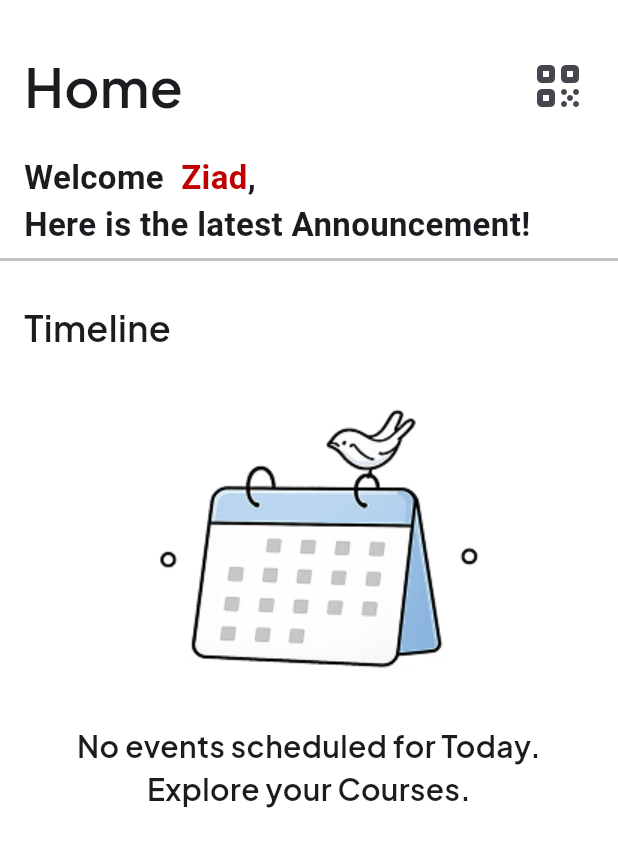
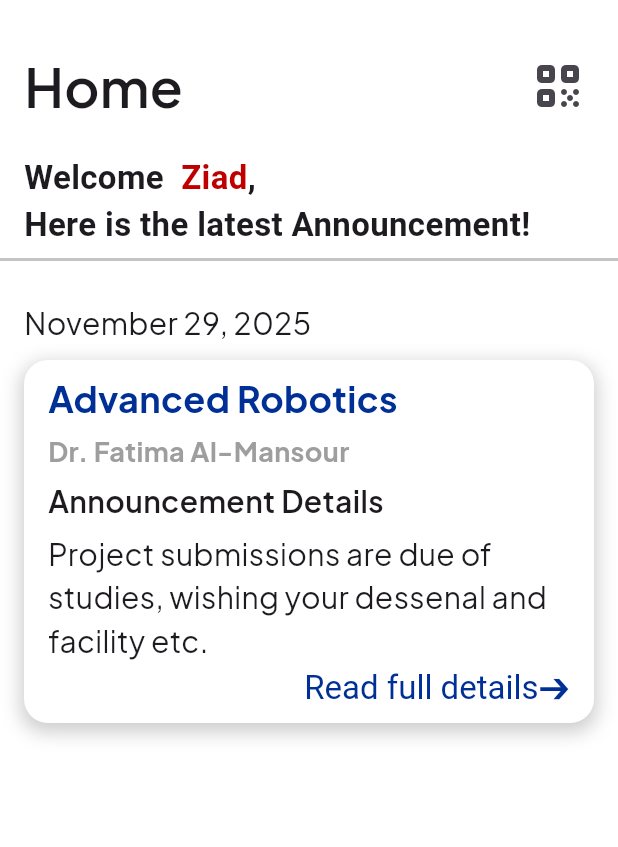
Before and after one commit to ZiadTamer10/AI_ERU_Tawasol, a Flutter app: the AnnouncementsView screen opened directly, on a phone screen of 412 x 824 dp. Shown: the top 847 px of the screen. Run offline on Flutter 3.47's test engine with Material 3 defaults, Android fonts, the phone set to English and light mode, and no system bars; our stand-ins replace bloc, dartz, equatable, firebase_auth, firebase_core, flutter_bloc and 7 more; accounts and stored records are empty.

Commit message:
add announcement data ui

```diff
--- /dev/null
+++ b/lib/features/announcements/presentation/view/widgets/announcement_data.dart
@@ -0,0 +1,95 @@
+import 'package:ai_eru_tawasol/constants.dart';
+import 'package:ai_eru_tawasol/core/utils/styles.dart';
+import 'package:flutter/gestures.dart';
+import 'package:flutter/material.dart';
+
+class AnnouncementData extends StatelessWidget {
+  const AnnouncementData({super.key});
+
+  @override
+  Widget build(BuildContext context) {
+    return Padding(
+      padding: const EdgeInsets.symmetric(horizontal: 16),
+      child: Column(
+        crossAxisAlignment: CrossAxisAlignment.start,
+        children: [
+          Text(
+            'November 29, 2025',
+            style: Styles.textStyle20.copyWith(fontWeight: FontWeight.w400),
+          ),
+          SizedBox(height: 10),
+          Container(
+            padding: EdgeInsets.symmetric(horizontal: 8),
+            width: double.infinity,
+            decoration: BoxDecoration(
+              color: Colors.white,
+              borderRadius: BorderRadius.circular(16),
+              boxShadow: [
+                BoxShadow(
+                  color: Colors.black.withOpacity(0.2), // لون الشادو
+                  blurRadius: 10, // نعومة الشادو
+                  spreadRadius: 2, // انتشاره
+                  offset: Offset(0, 4), // اتجاهه (x, y)
+                ),
+              ],
+            ),
+            child: Padding(
+              padding: const EdgeInsets.only(left: 8, right: 8, top: 8),
+              child: Column(
+                crossAxisAlignment: CrossAxisAlignment.start,
+                children: [
+                  Text(
+                    'Advanced Robotics',
+                    style: Styles.textStyle24.copyWith(
+                      color: kPrimaryColor,
+                      fontWeight: FontWeight.w700,
+                    ),
+                  ),
+                  const SizedBox(height: 6),
+                  Text(
+                    'Dr. Fatima Al-Mansour',
+                    style: Styles.textStyle18.copyWith(
+                      color: Colors.grey,
+                      fontWeight: FontWeight.w700,
+                    ),
+                  ),
+                  const SizedBox(height: 6),
+                  Text('Announcement Details', style: Styles.textStyle20),
+                  const SizedBox(height: 6),
+                  Text(
+                    'Project submissions are due of studies, wishing your dessenal and facility etc.',
+                    style: Styles.textStyle20.copyWith(
+                      fontWeight: FontWeight.w400,
+                    ),
+                  ),
+                  Align(
+                    alignment: AlignmentGeometry.centerRight,
+                    child: RichText(
+                      text: TextSpan(
+                        style: Styles.textStyle22.copyWith(
+                          color: Color(0xff6B5E5E),
+                          fontWeight: FontWeight.w400,
+                        ),
+                        children: [
+                          TextSpan(
+                            text: "Read full details➔",
+                            style: const TextStyle(color: kPrimaryColor),
+                            recognizer: TapGestureRecognizer()
+                              ..onTap = () {
+                                print("Read full details clicked");
+                              },
+                          ),
+                        ],
+                      ),
+                    ),
+                  ),
+                  const SizedBox(height: 10),
+                ],
+              ),
+            ),
+          ),
+        ],
+      ),
+    );
+  }
+}
--- a/lib/features/announcements/presentation/view/widgets/announcements_view_body.dart
+++ b/lib/features/announcements/presentation/view/widgets/announcements_view_body.dart
@@ -1,5 +1,5 @@
+import 'package:ai_eru_tawasol/features/announcements/presentation/view/widgets/announcement_data.dart';
 import 'package:ai_eru_tawasol/features/announcements/presentation/view/widgets/custom_app_bar.dart';
-import 'package:ai_eru_tawasol/features/announcements/presentation/view/widgets/no_announcement_data.dart';
 import 'package:ai_eru_tawasol/features/announcements/presentation/view/widgets/welcome_text.dart';
 import 'package:flutter/material.dart';
 
@@ -8,7 +8,8 @@ class AnnouncementsViewBody extends StatelessWidget {
 
   @override
   Widget build(BuildContext context) {
-    return Column(
+    return SingleChildScrollView(
+      child: Column(
         crossAxisAlignment: CrossAxisAlignment.start,
         children: [
           CustomAppBar(),
@@ -16,8 +17,9 @@ class AnnouncementsViewBody extends StatelessWidget {
           WelcomeText(),
           Divider(color: Color(0xffC4C4C4), thickness: 2),
           SizedBox(height: 20),
-        NoAnnouncementData(),
+          AnnouncementData(),
         ],
+      ),
     );
   }
 }
```
Lines whose indentation alone changed are shown as unchanged.
